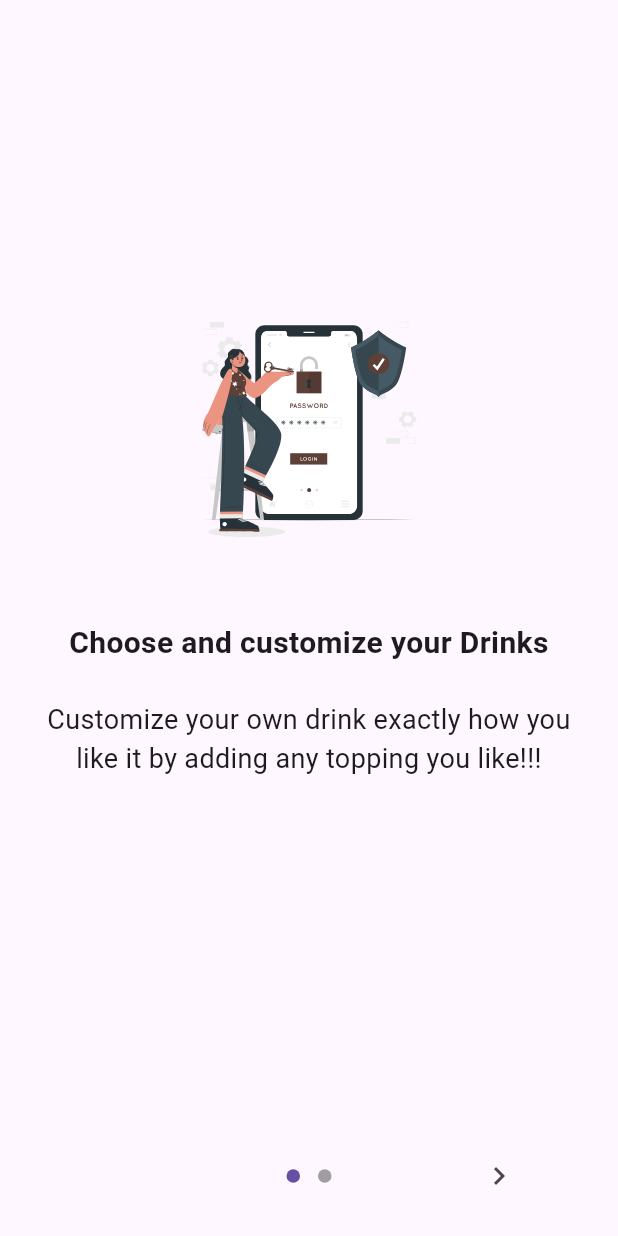
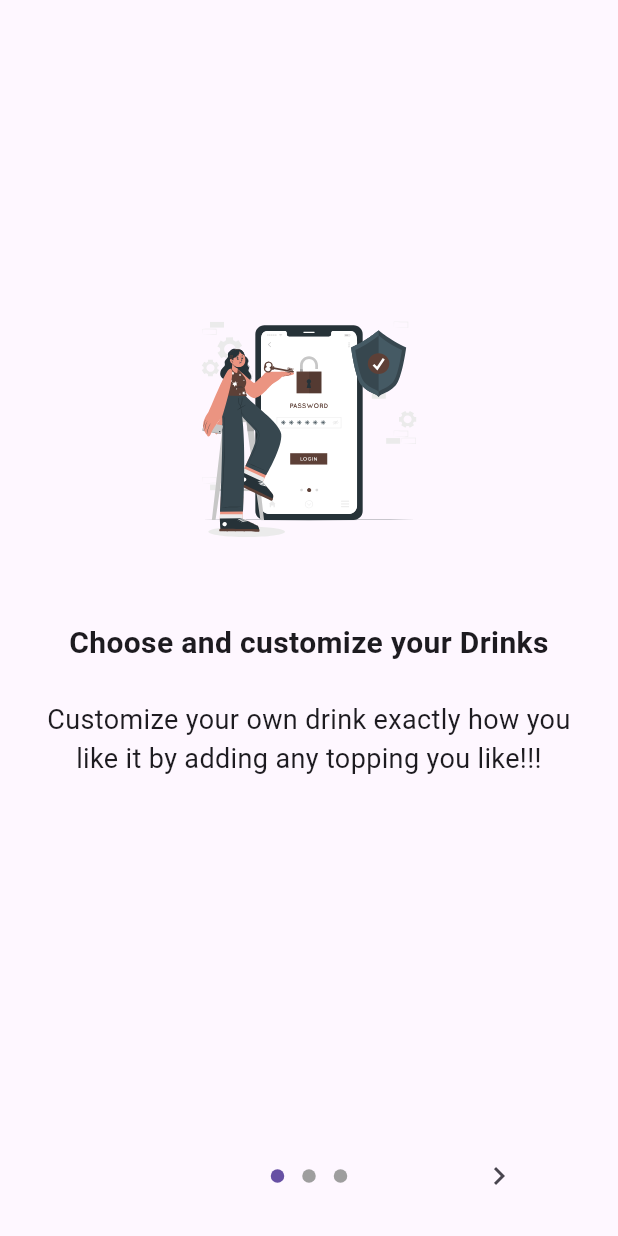
Before and after one commit to mtohamym/shope_app, a Flutter app: the screen it shows after launch, on a phone screen of 412 x 824 dp. Run offline on Flutter 3.47's test engine with Material 3 defaults, Android fonts, the phone set to English and light mode, and no system bars; drawn by our look-alikes of introduction_screen; our stand-ins replace flutter_svg.

```diff
--- a/lib/feature/on_boarding/view/on_borading_screen.dart
+++ b/lib/feature/on_boarding/view/on_borading_screen.dart
@@ -12,6 +12,11 @@ class OnboardScreen extends StatelessWidget {
         title: "Choose and customize your Drinks",
         body:
             "Customize your own drink exactly how you like it by adding any topping you like!!!"),
+    PageViewModel(
+        image: SvgPicture.asset(AppAssets.logoVr),
+        title: "Choose and customize ",
+        body:
+            "Customize your own drink exhdsfhnivhkwuirgbractly how you like it by adding any topping you like!!!"),
     PageViewModel(
         image: SvgPicture.asset(AppAssets.logoVr),
         title: "Choose and customize ",
```
